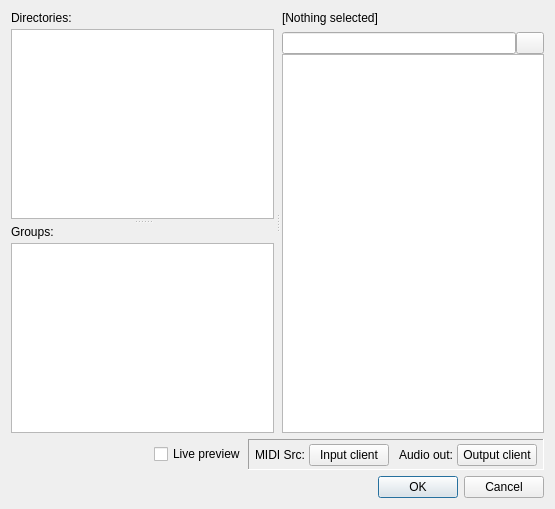
The window that musecbox/dialogs/sfz_file_dialog.ui (Zen-Master-SoSo/musecbox) describes before a commit, drawn with Qt 5.
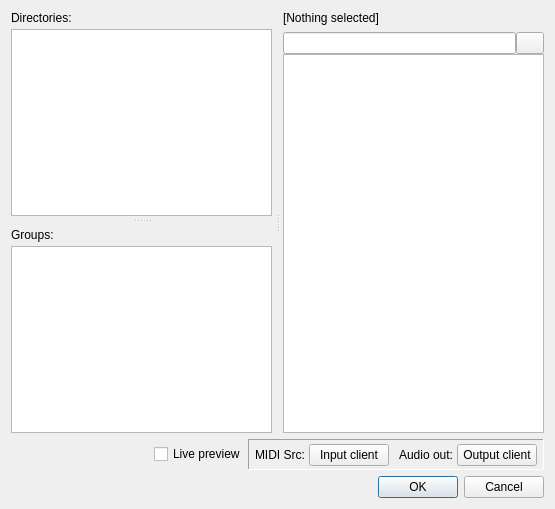
The same window after the commit. Icons and pictures are not drawn.

What changed in the file:
```diff
--- a/musecbox/dialogs/sfz_file_dialog.ui
+++ b/musecbox/dialogs/sfz_file_dialog.ui
@@ -14,20 +14,23 @@
    <string>Select SFZ</string>
   </property>
   <layout class="QVBoxLayout" name="verticalLayout">
+   <property name="spacing">
+    <number>6</number>
+   </property>
    <item>
     <widget class="QSplitter" name="splitter">
      <property name="orientation">
       <enum>Qt::Horizontal</enum>
      </property>
      <property name="handleWidth">
-      <number>8</number>
+      <number>11</number>
      </property>
      <widget class="QSplitter" name="left_splitter">
       <property name="orientation">
        <enum>Qt::Vertical</enum>
       </property>
       <property name="handleWidth">
-       <number>6</number>
+       <number>9</number>
       </property>
       <widget class="QWidget" name="layoutWidget">
        <layout class="QVBoxLayout" name="lo_directories">
@@ -51,6 +54,9 @@
         <property name="spacing">
          <number>4</number>
         </property>
+        <property name="topMargin">
+         <number>3</number>
+        </property>
         <item>
          <widget class="QLabel" name="lbl_groups">
           <property name="text">
```
